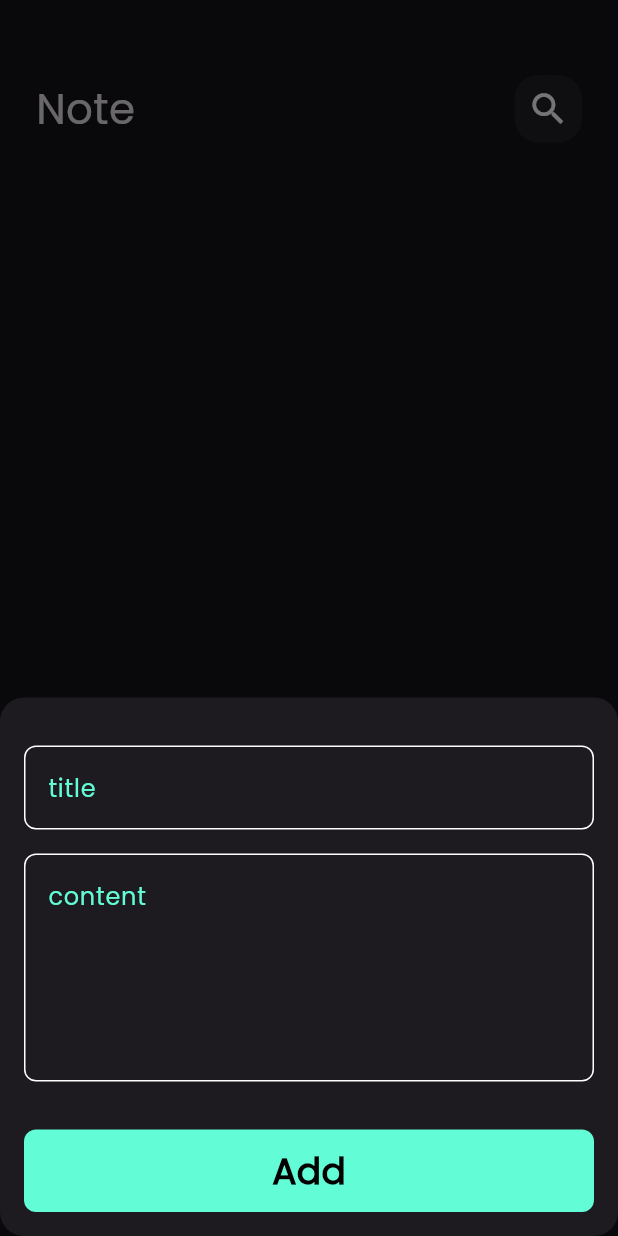
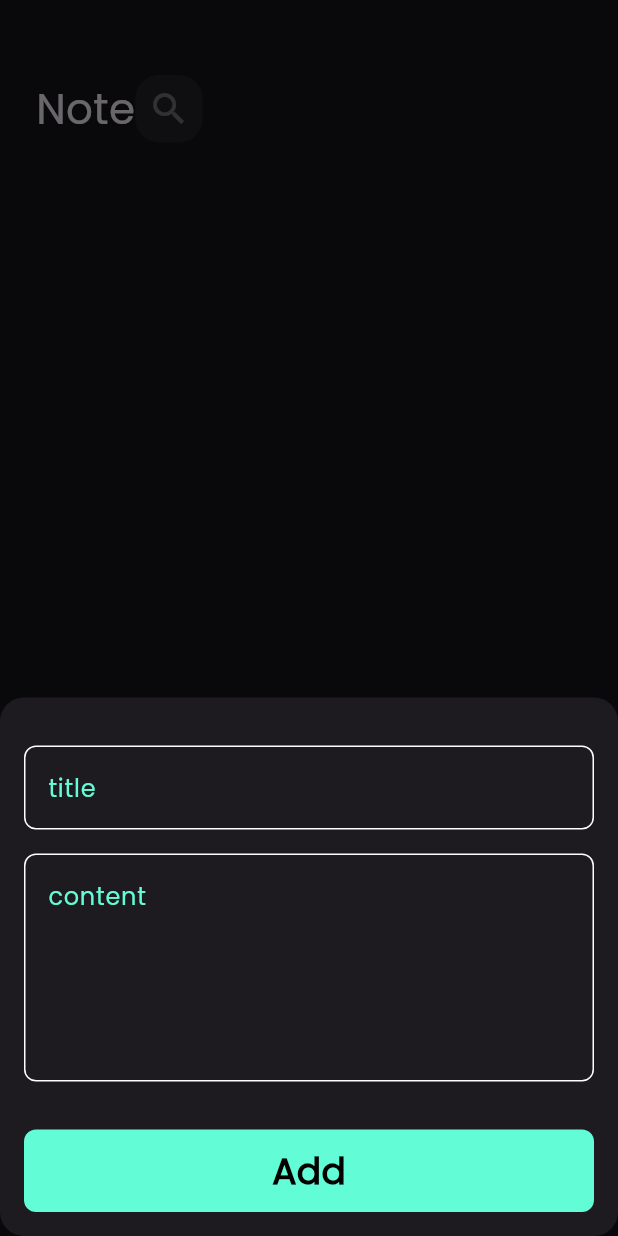
Before and after one commit to amanygamalshoep/notes_app, a Flutter app: the screen it shows after launch, after a tap on the "add" icon, on a phone screen of 412 x 824 dp. Run offline on Flutter 3.47's test engine with Material 3 defaults, Android fonts, the phone set to English and light mode, and no system bars; our stand-ins replace bloc, flutter_bloc, font_awesome_flutter, hive, hive_flutter, modal_progress_hud_nsn; accounts and stored records are empty.

Commit message:
edit note done

```diff
--- a/lib/model/note_model.dart
+++ b/lib/model/note_model.dart
@@ -4,13 +4,13 @@ part 'note_model.g.dart';
 @HiveType(typeId: 0)
 class NoteModel extends HiveObject {
   @HiveField(0)
-  final String title;
+   String title;
   @HiveField(1)
-  final String subTitle;
+   String subTitle;
   @HiveField(2)
   final String date;
   @HiveField(3)
-  final int color;
+   int color;
 
   NoteModel(
       {required this.title,
--- a/lib/widgets/custom_appbar.dart
+++ b/lib/widgets/custom_appbar.dart
@@ -2,21 +2,22 @@ import 'package:flutter/material.dart';
 import 'package:notes_app/widgets/custom_search_icon.dart';
 
 class CustomAppBar extends StatelessWidget {
-  const CustomAppBar({super.key, required this.title, required this.icon});
+  const CustomAppBar({super.key, required this.title, required this.icon, this.onPressed});
   final String title;
   final IconData icon;
+  final void Function()? onPressed;
   @override
   Widget build(BuildContext context) {
-    return  Row(
+    return Row(
       children: [
         Text(
           title,
-          style:const TextStyle(fontSize: 28),
+          style: const TextStyle(fontSize: 28),
         ),
-        Spacer(),
+
         CustomSearchIcon(
-          icon:icon
-        ),
+          onPressed: onPressed,
+          icon: icon),
       ],
     );
   }
--- a/lib/widgets/custom_note_item.dart
+++ b/lib/widgets/custom_note_item.dart
@@ -14,7 +14,7 @@ class NoteItem extends StatelessWidget {
     return GestureDetector(
       onTap: () {
         Navigator.push(context, MaterialPageRoute(builder: (context) {
-          return const EditNotView();
+          return  EditNotView(note:note);
         }));
       },
       child: Container(
--- a/lib/widgets/custom_search_icon.dart
+++ b/lib/widgets/custom_search_icon.dart
@@ -1,8 +1,9 @@
 import 'package:flutter/material.dart';
 
 class CustomSearchIcon extends StatelessWidget {
-  const CustomSearchIcon({super.key, required this.icon});
+  const CustomSearchIcon({super.key, required this.icon, this.onPressed});
   final IconData icon;
+  final void Function()? onPressed;
   @override
   Widget build(BuildContext context) {
     return Container(
@@ -11,8 +12,9 @@ class CustomSearchIcon extends StatelessWidget {
       decoration: BoxDecoration(
           color: Colors.white.withOpacity(0.05),
           borderRadius: BorderRadius.circular(16)),
-      child:  Center(
-        child: Icon(icon, size: 28),
+      child: IconButton(
+        onPressed: onPressed,
+        icon: Icon(icon, size: 28),
       ),
     );
   }
--- a/lib/widgets/custom_text_field.dart
+++ b/lib/widgets/custom_text_field.dart
@@ -3,13 +3,15 @@ import 'package:notes_app/constants.dart';
 
 class CustomTextField extends StatelessWidget {
   const CustomTextField(
-      {super.key, required this.hint, this.maxLines = 1, this.onSaved});
+      {super.key, required this.hint, this.maxLines = 1, this.onSaved, this.onChanged});
   final String hint;
   final int maxLines;
+   final void Function(String)? onChanged;
   final void Function(String?)? onSaved;
   @override
   Widget build(BuildContext context) {
     return TextFormField(
+      onChanged:onChanged ,
       onSaved: onSaved,
       validator: (value) {
         if (value?.isEmpty ?? true) {
```
Also changed, not shown: lib/views/edit_note_view.dart (+5 -4 lines), lib/widgets/edit_note_view_body.dart (+40 -10 lines).
